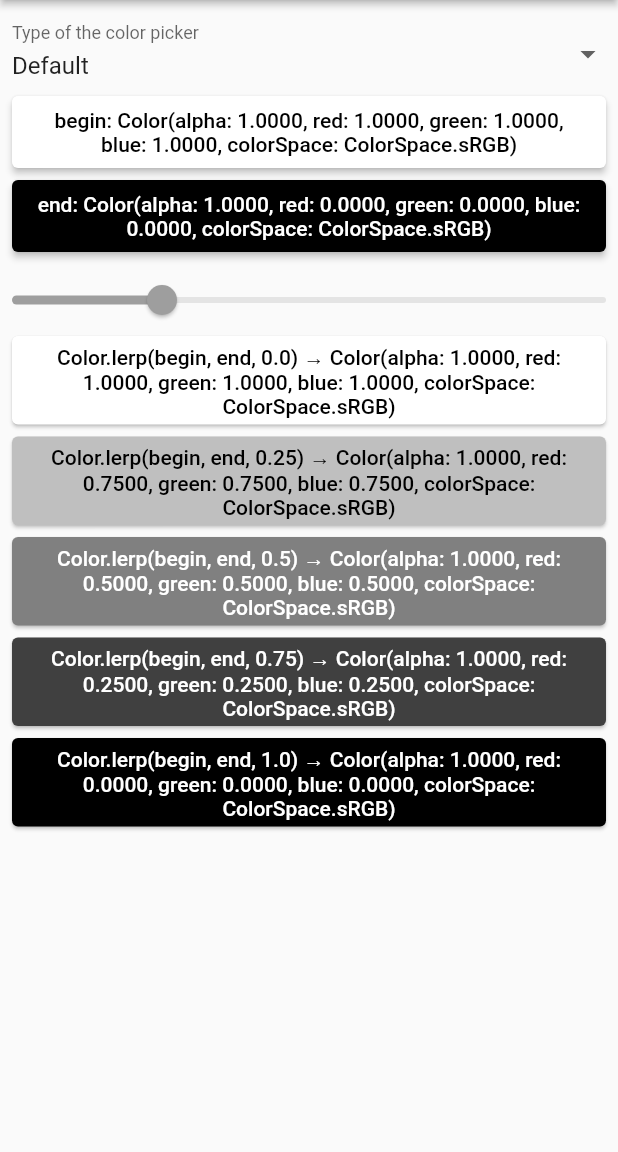
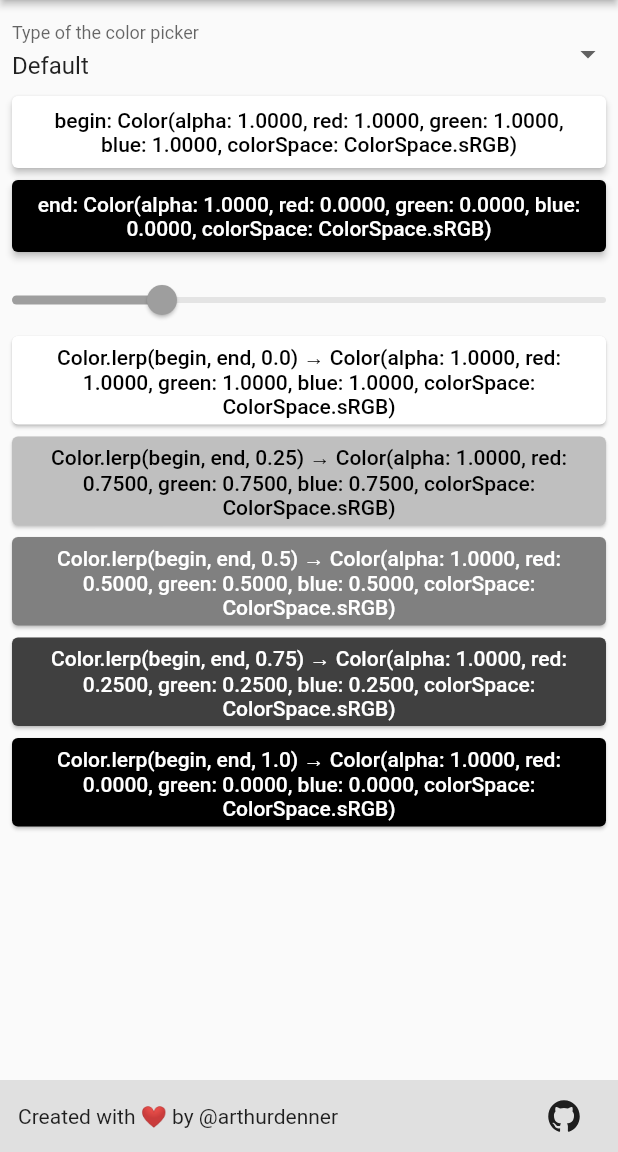
Before and after one commit to arthurdenner/color_lerp_visualizer, a Flutter app: the screen it shows after launch, on a phone screen of 412 x 824 dp, the part 84-1236 px from its top. Run offline on Flutter 3.47's test engine with Material 2 defaults, Android fonts, the light colour scheme and no system bars; our stand-ins replace flutter_colorpicker, flutter_icons, tinycolor; missing offline and left inert: undo.

Commit message:
feat: add footer with link to source code

```diff
--- a/lib/pages/HomePage.dart
+++ b/lib/pages/HomePage.dart
@@ -1,6 +1,7 @@
 import 'package:color_lerp_visualizer/utils/Debouncer.dart';
 import 'package:color_lerp_visualizer/widgets/ColorButton.dart';
 import 'package:color_lerp_visualizer/widgets/ColorLerps.dart';
+import 'package:color_lerp_visualizer/widgets/Footer.dart';
 import 'package:color_lerp_visualizer/widgets/PickerTypeSwitch.dart';
 import 'package:flutter/material.dart';
 import 'package:undo/undo.dart';
@@ -101,6 +102,7 @@ class _HomePageState extends State<HomePage> {
   @override
   Widget build(BuildContext context) {
     return Scaffold(
+      bottomNavigationBar: Footer(),
       appBar: AppBar(
         actions: _buildActions(),
         title: Text('Color.lerp visualizer'),
--- /dev/null
+++ b/lib/widgets/Footer.dart
@@ -0,0 +1,44 @@
+import 'package:flutter/material.dart';
+import 'package:flutter_icons/flutter_icons.dart';
+import 'package:url_launcher/url_launcher.dart';
+
+class Footer extends StatelessWidget {
+  const Footer({Key key}) : super(key: key);
+
+  _openSourceCode(BuildContext context) async {
+    const url = 'https://github.com/arthurdenner/color_lerp_visualizer';
+    final canOpenUrl = await canLaunch(url);
+
+    if (canOpenUrl) {
+      await launch(url);
+    } else {
+      Scaffold.of(context).showSnackBar(
+        SnackBar(
+          content: Text("Couldn't open source code"),
+        ),
+      );
+    }
+  }
+
+  @override
+  Widget build(BuildContext context) {
+    return Container(
+      color: Colors.grey[300],
+      padding: const EdgeInsets.symmetric(
+        horizontal: 12,
+      ),
+      child: Row(
+        mainAxisAlignment: MainAxisAlignment.spaceBetween,
+        children: <Widget>[
+          Text('Created with ❤️ by @arthurdenner'),
+          IconButton(
+            padding: EdgeInsets.zero,
+            icon: Icon(Ionicons.logo_github),
+            tooltip: 'See source code',
+            onPressed: () => _openSourceCode(context),
+          ),
+        ],
+      ),
+    );
+  }
+}
--- a/pubspec.yaml
+++ b/pubspec.yaml
@@ -26,6 +26,8 @@ dependencies:
   flutter_colorpicker: ^0.3.2
   tinycolor: ^1.0.2
   undo: ^1.0.1+3
+  url_launcher: ^5.4.2
+  flutter_icons: ^1.0.0+1
 
 dev_dependencies:
   flutter_test:
```
Also changed, not shown: pubspec.lock.
